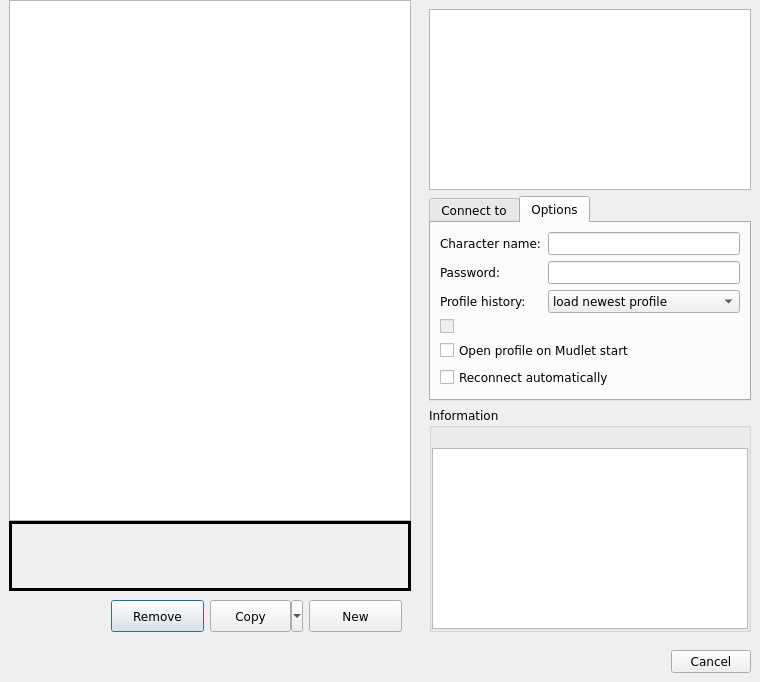
First picture: the form in src/ui/connection_profiles.ui, repository Mudlet/Mudlet, before the edit.
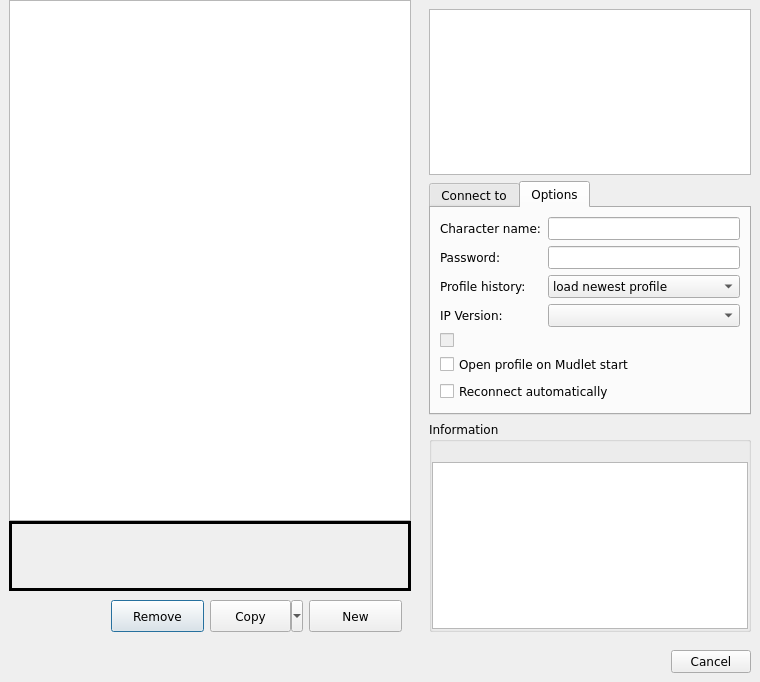
Second picture: the form after the edit. The open tabs and pages were chosen to show the change. Icons and pictures are not drawn.

Commit message: Improve: allow IP Version selection for Game Server connection

Diff of the .ui file:
```diff
--- a/src/ui/connection_profiles.ui
+++ b/src/ui/connection_profiles.ui
@@ -719,6 +719,23 @@
               </widget>
              </item>
              <item row="3" column="0">
+              <widget class="QLabel" name="label_IPVersion">
+               <property name="text">
+                <string>IP Version:</string>
+               </property>
+               <property name="buddy">
+                <cstring>comboBox_IPVersion</cstring>
+               </property>
+              </widget>
+             </item>
+             <item row="3" column="1">
+              <widget class="QComboBox" name="comboBox_IPVersion">
+               <property name="maxVisibleItems">
+                <number>3</number>
+               </property>
+              </widget>
+             </item>
+             <item row="4" column="0">
               <widget class="QCheckBox" name="discord_optin_checkBox">
                <property name="enabled">
                 <bool>false</bool>
@@ -748,7 +765,7 @@
                </property>
               </widget>
              </item>
-             <item row="4" column="0" colspan="2">
+             <item row="5" column="0" colspan="2">
               <widget class="QCheckBox" name="autologin_checkBox">
                <property name="sizePolicy">
                 <sizepolicy hsizetype="Maximum" vsizetype="Fixed">
@@ -773,7 +790,7 @@
                </property>
               </widget>
              </item>
-             <item row="5" column="0" colspan="2">
+             <item row="6" column="0" colspan="2">
               <widget class="QCheckBox" name="auto_reconnect">
                <property name="accessibleName">
                 <string>Auto-reconnect</string>
```
Left out of the diff: 29 changed lines with no effect on the pictures. The commit also changes 6 other files.
